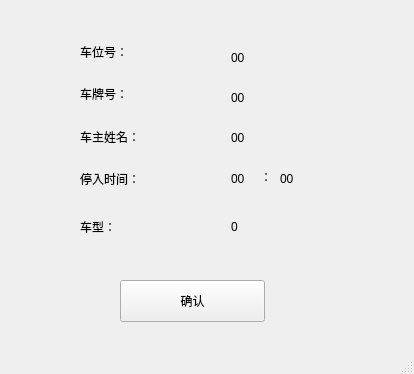
First picture: the form in pkinfowindow.ui, repository liangyiqiu/car_parking_console, before the edit.
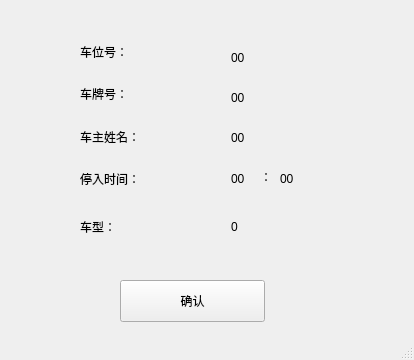
Second picture: the form after the edit.

```diff
--- a/pkinfowindow.ui
+++ b/pkinfowindow.ui
@@ -7,7 +7,7 @@
     <x>0</x>
     <y>0</y>
     <width>414</width>
-    <height>374</height>
+    <height>360</height>
    </rect>
   </property>
   <property name="windowTitle">
```
Left out of the diff: 3 changed lines with no effect on the pictures.
